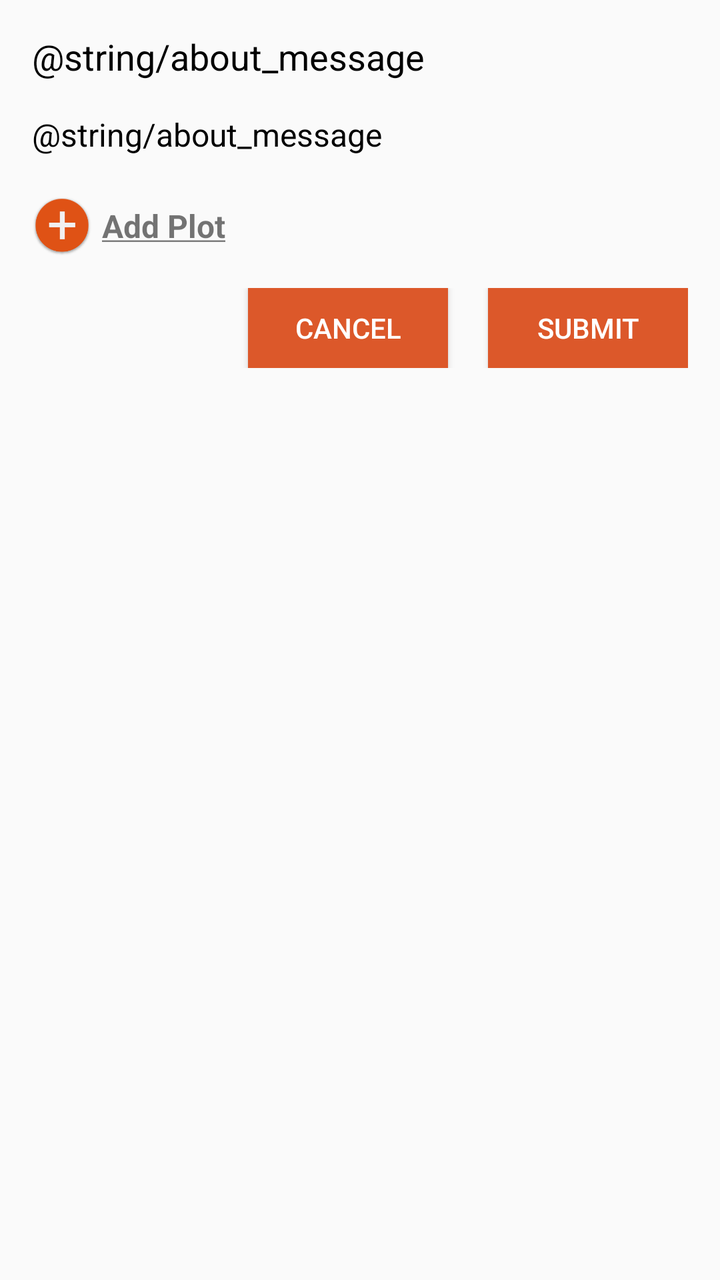
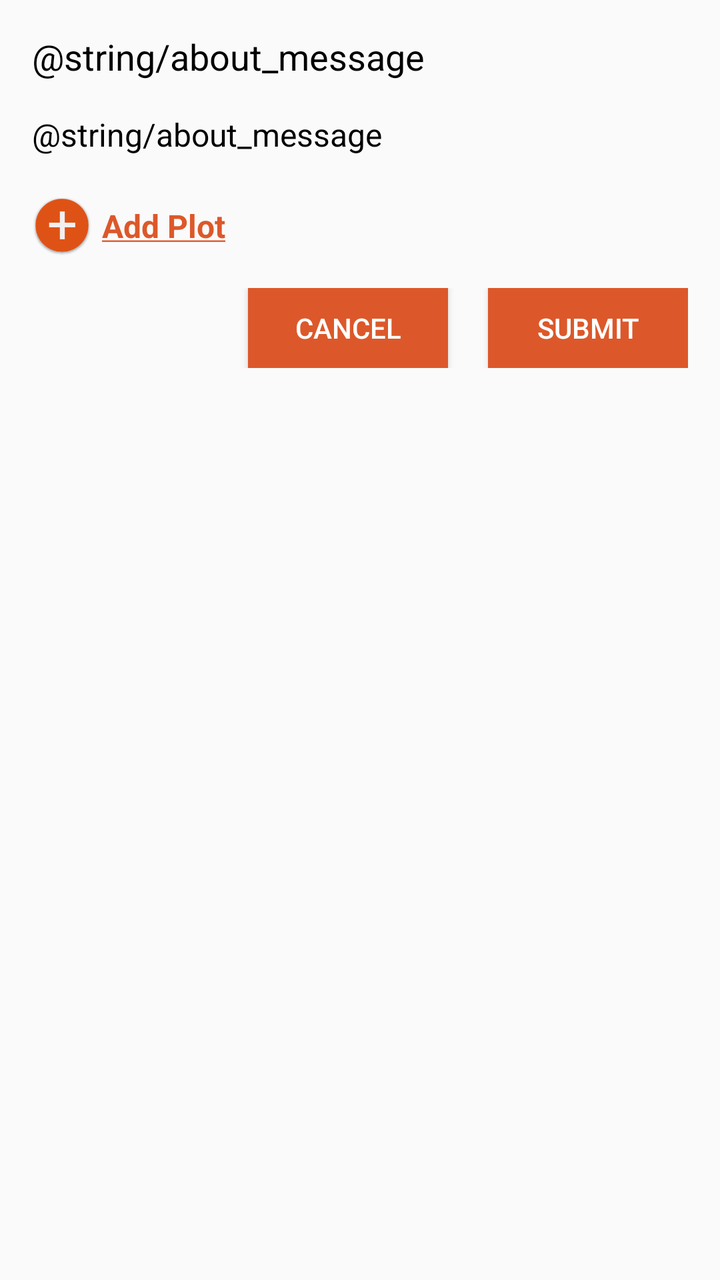

Compare the two renders of this Android layout. The source of the first and the diff that turns it into the second are given below.
<!-- AndroidManifest.xml: application theme AppCompactTheme -->
<!-- res/layout/plot_count_alert_dialog.xml -->
<?xml version="1.0" encoding="utf-8"?>
<ScrollView
    xmlns:android="http://schemas.android.com/apk/res/android"
    android:layout_width="match_parent"
    android:layout_height="match_parent">

    <LinearLayout
        android:layout_width="match_parent"
        android:padding="@dimen/activity_horizontal_margin"
        android:orientation="vertical"
        android:layout_height="match_parent">

        <TextView
            android:id="@+id/tv_title"
            android:layout_width="match_parent"
            android:text="@string/about_message"
            android:textColor="@color/black"
            android:textSize="18sp"
            android:layout_height="wrap_content"/>

        <TextView
            android:id="@+id/tv_msg"
            android:layout_width="match_parent"
            android:text="@string/about_message"
            android:layout_marginTop="@dimen/activity_vertical_margin"
            android:textColor="@color/black"
            android:textSize="16sp"
            android:layout_height="wrap_content"/>

        

        <LinearLayout
            android:layout_width="match_parent"
            android:layout_height="wrap_content"
            android:orientation="vertical">


            <LinearLayout
                android:layout_width="match_parent"
                android:layout_height="wrap_content"
                android:orientation="vertical"
                android:padding="@dimen/margin_10"
                android:animateLayoutChanges="true"
                android:id="@+id/plotList">
            </LinearLayout>

            <LinearLayout
                android:id="@+id/addPlot"
                android:layout_width="match_parent"
                android:layout_height="wrap_content"
                android:gravity="center"
                android:orientation="horizontal">
                <ImageView
                    android:layout_width="30dp"
                    android:layout_height="30dp"
                    android:gravity="center|left"
                    android:src="@drawable/ic_ofis_add"/>
                <TextView
                    android:layout_width="match_parent"
                    android:layout_height="wrap_content"
                    android:text="@string/add_plot"
                    android:textSize="16sp"
                    android:textStyle="bold"
                    android:paddingLeft="5dp"
                    android:gravity="center|left"/>

            </LinearLayout>
        </LinearLayout>
        <RelativeLayout
            android:id="@+id/btnLayout"
            android:layout_width="match_parent"
            android:orientation="horizontal"
            android:layout_marginTop="@dimen/activity_vertical_margin"
            android:layout_height="wrap_content">
            <Button
                android:id="@+id/btn_no"
                android:layout_width="100dp"
                android:text="@string/cancel"
                android:textColor="@color/ofis_base_font_white"
                android:layout_toLeftOf="@+id/btn_yes"
                android:background="@drawable/btn_secondary_bg"
                android:layout_marginRight="@dimen/margin_10"
                android:layout_height="40dp"/>

            <Button
                android:id="@+id/btn_yes"
                android:layout_alignParentRight="true"
                android:layout_width="100dp"
                android:textColor="@color/ofis_base_font_white"
                android:background="@drawable/btn_primary_bg"
                android:layout_marginLeft="@dimen/margin_10"
                android:text="@string/submit"
                android:layout_height="40dp"/>


        </RelativeLayout>



    </LinearLayout>
</ScrollView>
<!-- resources referenced by this layout -->
<resources>
  <color name="black">#000000</color>
  <color name="ofis_base_font_white">#ffffff</color>
  <dimen name="activity_horizontal_margin">16dp</dimen>
  <dimen name="activity_vertical_margin">16dp</dimen>
  <dimen name="margin_10">10dp</dimen>
  <!-- drawable btn_primary_bg (drawable) -->
  <shape xmlns:android="http://schemas.android.com/apk/res/android"
      android:shape="rectangle">
      <solid android:color="@color/btn_primary_background" />
  </shape>
  <!-- drawable btn_secondary_bg (drawable) -->
  <shape xmlns:android="http://schemas.android.com/apk/res/android"
      android:shape="rectangle">
      <solid android:color="@color/btn_secondary_background" />
  </shape>
  <!-- drawable ic_ofis_add: png bitmap (drawable-hdpi, 4378 bytes) -->
  <string name="add_plot"><u>Add Plot</u></string>
  <string name="cancel">Cancel</string>
  <string name="submit">Submit</string>
  <style name="AppCompactTheme" parent="Theme.AppCompat.Light">
          
          <item name="spinnerStyle">@android:style/Widget.Holo.Light.Spinner</item>
          <item name="android:spinnerItemStyle">@style/SpinnerItem</item>
          <item name="spinnerDropDownItemStyle">@style/SpinnerItem.DropDownItem</item>
          <item name="dropDownListViewStyle">@style/StandardSpinner</item>
  
          <item name="actionBarStyle">@style/AppTheme.ActionBarStyle</item>
          <item name="android:splitMotionEvents">false</item>
          <item name="android:windowEnableSplitTouch">false</item>
  
      </style>
  <color name="btn_primary_background">#dc582a</color>
  <color name="btn_secondary_background">#dc582a</color>
  <style name="SpinnerItem" parent="Widget.AppCompat.TextView.SpinnerItem">
          <item name="android:textColor">@color/ofis_base_font_white</item>
          <item name="android:textSize">@dimen/ofis_spinner_text</item>
      </style>
  <style name="SpinnerItem.DropDownItem" parent="Widget.AppCompat.Light.DropDownItem.Spinner">
          <item name="android:textColor">@color/ofis_text_field</item>
          <item name="background">@color/ofis_spinner_item_background</item>
      </style>
  <style name="StandardSpinner" parent="Widget.AppCompat.ListView.DropDown">
          <item name="android:dividerHeight">@dimen/ofis_spinner_itemseparator</item>
          <item name="divider">@color/ofis_spinner_divider</item>
      </style>
  <style name="AppTheme.ActionBarStyle" parent="Theme.AppCompat.Light">
          <item name="titleTextStyle">@style/AppTheme.ActionBar.TitleTextStyle</item>
      </style>
  <dimen name="ofis_spinner_text">14sp</dimen>
  <color name="ofis_text_field">#DE000000</color>
  <color name="ofis_spinner_item_background">@color/ofis_actionbar_background</color>
  <dimen name="ofis_spinner_itemseparator">1dp</dimen>
  <color name="ofis_spinner_divider">#ff333333</color>
  <style name="AppTheme.ActionBar.TitleTextStyle" parent="android:TextAppearance">
          <item name="android:textSize">@dimen/ofis_large_text</item>
          <item name="android:textStyle">bold</item>
      </style>
  <color name="ofis_actionbar_background">#dddddd</color>
  <dimen name="ofis_large_text">17sp</dimen>
</resources>

<!-- the commit's change to res/layout/plot_count_alert_dialog.xml (unified diff, before → after) -->
@@ -1,8 +1,8 @@
 <?xml version="1.0" encoding="utf-8"?>
-<ScrollView
-    xmlns:android="http://schemas.android.com/apk/res/android"
+<ScrollView xmlns:android="http://schemas.android.com/apk/res/android"
     android:layout_width="match_parent"
-    android:layout_height="match_parent">
+    android:layout_height="match_parent"
+    xmlns:app="http://schemas.android.com/apk/res-auto">
 
     <LinearLayout
         android:layout_width="match_parent"
@@ -10,14 +10,32 @@
         android:orientation="vertical"
         android:layout_height="match_parent">
 
-        <TextView
-            android:id="@+id/tv_title"
+        <LinearLayout
             android:layout_width="match_parent"
-            android:text="@string/about_message"
-            android:textColor="@color/black"
-            android:textSize="18sp"
-            android:layout_height="wrap_content"/>
+            android:orientation="horizontal"
+            android:weightSum="20"
+            android:layout_height="match_parent">
 
+            <TextView
+                android:id="@+id/tv_title"
+                android:layout_width="wrap_content"
+                android:layout_weight="19"
+                android:text="@string/about_message"
+                android:textColor="@color/black"
+                android:textSize="18sp"
+                android:layout_height="wrap_content"/>
+
+            <ImageButton
+                android:layout_width="20dp"
+                android:layout_height="20dp"
+                android:id="@+id/plotClose"
+                app:srcCompat="@drawable/ic_consent_close"
+                android:background="@android:color/transparent"
+                android:layout_weight="1"
+                android:layout_gravity="right|end"
+                android:contentDescription="@string/ofis_switch_text_no"
+                android:scaleType="fitStart" />
+        </LinearLayout>
         <TextView
             android:id="@+id/tv_msg"
             android:layout_width="match_parent"
@@ -62,6 +80,7 @@
                     android:textSize="16sp"
                     android:textStyle="bold"
                     android:paddingLeft="5dp"
+                    android:textColor="@color/btn_primary_background"
                     android:gravity="center|left"/>
 
             </LinearLayout>
@@ -84,13 +103,13 @@
 
             <Button
                 android:id="@+id/btn_yes"
+                android:layout_width="100dp"
+                android:layout_height="40dp"
                 android:layout_alignParentRight="true"
-                android:layout_width="100dp"
-                android:textColor="@color/ofis_base_font_white"
+                android:layout_marginLeft="@dimen/margin_10"
                 android:background="@drawable/btn_primary_bg"
-                android:layout_marginLeft="@dimen/margin_10"
                 android:text="@string/submit"
-                android:layout_height="40dp"/>
+                android:textColor="@color/ofis_base_font_white" />
 
 
         </RelativeLayout>
<!-- resource entries referenced after the edit -->
@@ -15,9 +15,11 @@
       android:shape="rectangle">
       <solid android:color="@color/btn_secondary_background" />
   </shape>
+  <!-- drawable ic_consent_close: png bitmap (drawable-hdpi, 1417 bytes) -->
   <!-- drawable ic_ofis_add: png bitmap (drawable-hdpi, 4378 bytes) -->
   <string name="add_plot"><u>Add Plot</u></string>
   <string name="cancel">Cancel</string>
+  <string name="ofis_switch_text_no">No</string>
   <string name="submit">Submit</string>
   <style name="AppCompactTheme" parent="Theme.AppCompat.Light">
           
